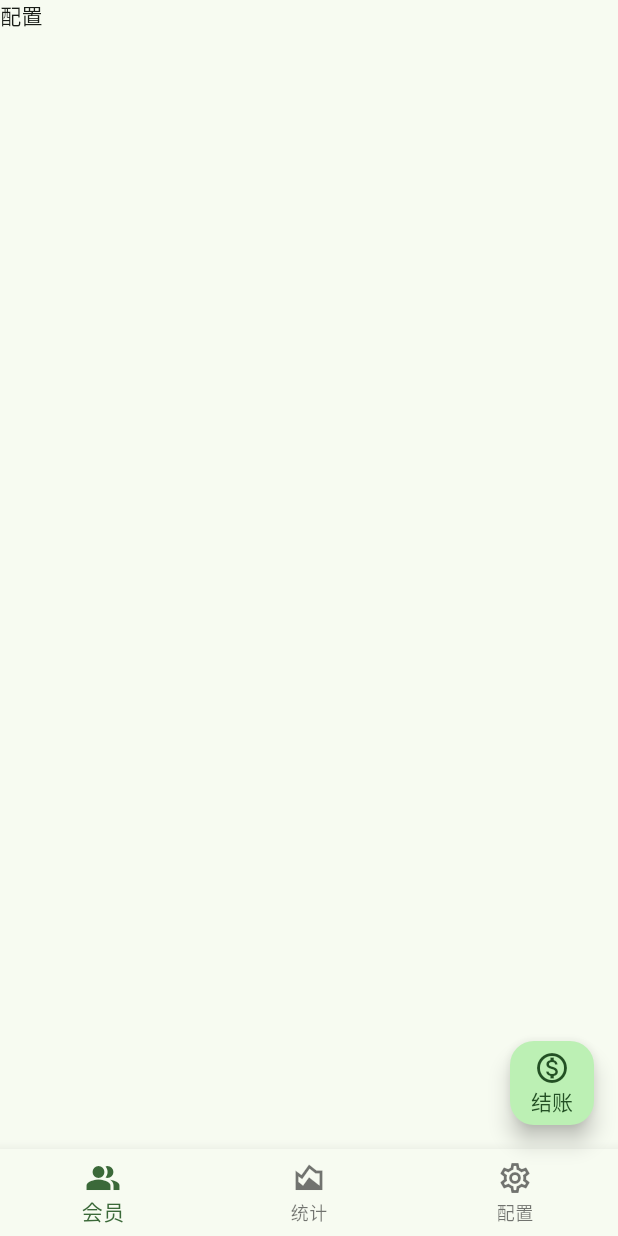
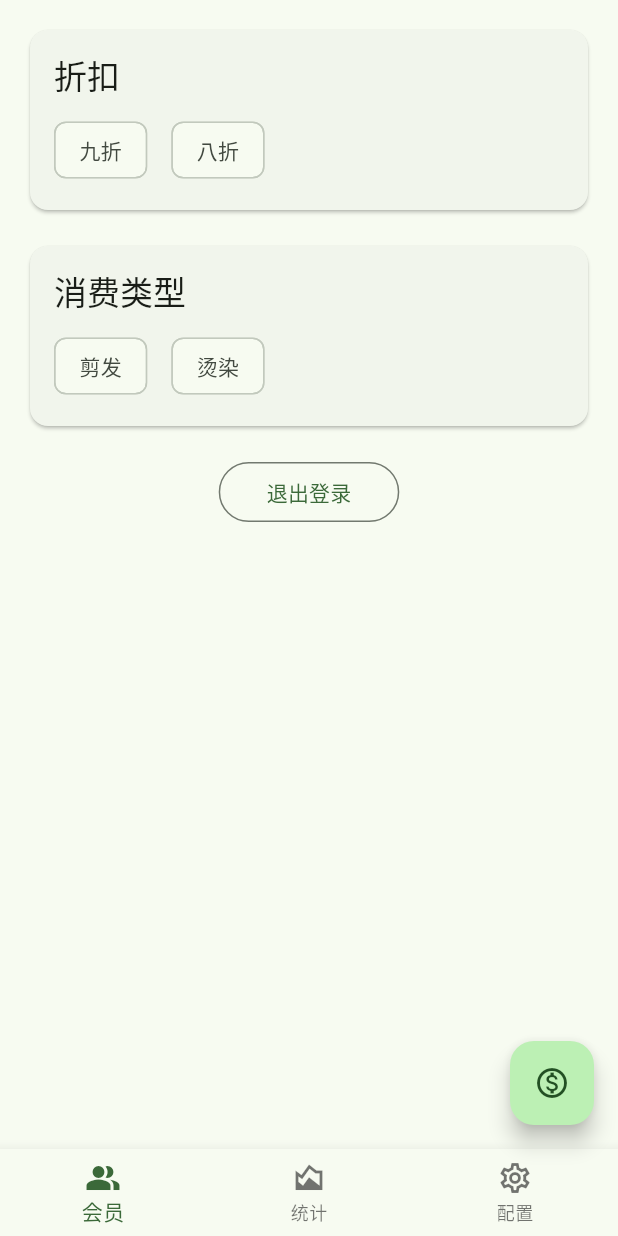
Before and after one commit to sweatfryash/member_manage_web, a Flutter app: the HomePage screen opened by its route, swiped to page 3, on a phone screen of 412 x 824 dp. Run offline on Flutter 3.47's test engine with Material 2 defaults, Android fonts, the phone set to English and light mode, and no system bars; our stand-ins replace dio, go_router, oktoast, shared_preferences; accounts and stored records are empty.

Commit message:
配置界面进行中；添加退出登录

```diff
--- a/lib/extensions/media_query_extension.dart
+++ b/lib/extensions/media_query_extension.dart
@@ -13,4 +13,6 @@ extension MediaQueryExtension on MediaQueryData {
   }
 
   bool get isCompact => windowType == WindowType.compact;
+
+  bool get isMedium => windowType == WindowType.medium;
 }
--- a/lib/pages/home/home_page.dart
+++ b/lib/pages/home/home_page.dart
@@ -1,6 +1,8 @@
 import 'package:flutter/material.dart';
+import 'package:member_manage_web/extensions/context_extension.dart';
 import 'package:member_manage_web/extensions/media_query_extension.dart';
 import 'package:member_manage_web/pages/home/navigation_icon_model.dart';
+import 'package:member_manage_web/pages/home/setting_page.dart';
 import 'package:member_manage_web/widgets/brightness_button.dart';
 
 class HomePage extends StatefulWidget {
@@ -23,28 +25,47 @@ class _HomePageState extends State<HomePage> {
     const NavigationIconModel('配置', Icons.settings_outlined, Icons.settings),
   ];
 
-  Widget navigationRail(BuildContext context) {
+  void onNavigationChanged(int index) {
+    pageController.jumpToPage(index);
+    selectedPageIndex.value = index;
+  }
+
+  Widget navigationDrawer(BuildContext context) {
     return ValueListenableBuilder(
       valueListenable: selectedPageIndex,
       builder: (context, index, _) {
         return Column(
+          crossAxisAlignment: CrossAxisAlignment.start,
           children: [
-            const SizedBox(height: 8),
+            const SizedBox(height: 16),
             Expanded(
-              child: NavigationRail(
+              child: context.mediaQuery.isMedium
+                  ? NavigationRail(
                       selectedIndex: index,
+                      onDestinationSelected: onNavigationChanged,
                       labelType: NavigationRailLabelType.all,
-                onDestinationSelected: (int index) {
-                  pageController.jumpToPage(index);
-                  selectedPageIndex.value = index;
-                },
                       destinations: navigationIcons
-                    .map((item) => NavigationRailDestination(
+                          .map(
+                            (item) => NavigationRailDestination(
                               label: Text(item.label),
-                          padding: const EdgeInsets.symmetric(horizontal: 8),
                               icon: Icon(item.icon),
                               selectedIcon: Icon(item.selectedIcon),
-                        ))
+                            ),
+                          )
+                          .toList(),
+                    )
+                  : NavigationDrawer(
+                      elevation: 0,
+                      selectedIndex: index,
+                      onDestinationSelected: onNavigationChanged,
+                      children: navigationIcons
+                          .map(
+                            (item) => NavigationDrawerDestination(
+                              label: Text(item.label),
+                              icon: Icon(item.icon),
+                              selectedIcon: Icon(item.selectedIcon),
+                            ),
+                          )
                           .toList(),
                     ),
             ),
@@ -63,18 +84,16 @@ class _HomePageState extends State<HomePage> {
         return BottomNavigationBar(
           currentIndex: index,
           type: BottomNavigationBarType.fixed,
-          selectedItemColor: Theme.of(context).primaryColor,
-          unselectedItemColor: Theme.of(context).unselectedWidgetColor,
-          onTap: (int index) {
-            pageController.jumpToPage(index);
-            selectedPageIndex.value = index;
-          },
+          selectedItemColor: context.colorScheme.primary,
+          onTap: onNavigationChanged,
           items: navigationIcons
-              .map((item) => BottomNavigationBarItem(
+              .map(
+                (item) => BottomNavigationBarItem(
                   label: item.label,
                   icon: Icon(item.icon),
                   activeIcon: Icon(item.selectedIcon),
-                  ))
+                ),
+              )
               .toList(),
         );
       },
@@ -83,32 +102,30 @@ class _HomePageState extends State<HomePage> {
 
   @override
   Widget build(BuildContext context) {
-    final isCompact = MediaQuery.of(context).isCompact;
+    final isCompact = context.mediaQuery.isCompact;
     return Scaffold(
+      backgroundColor: Theme.of(context).scaffoldBackgroundColor,
       floatingActionButton: FloatingActionButton(
         onPressed: () {},
-        child: const Column(
-          mainAxisAlignment: MainAxisAlignment.center,
-          children: [
-            Icon(Icons.monetization_on_outlined),
-            Text('结账'),
-          ],
-        ),
+        child: const Icon(Icons.monetization_on_outlined),
       ),
       bottomNavigationBar: isCompact ? bottomNavigationBar(context) : null,
       body: Flex(
         direction: isCompact ? Axis.vertical : Axis.horizontal,
         children: [
-          if (!isCompact) navigationRail(context),
+          if (!isCompact) navigationDrawer(context),
           Expanded(
+            child: Padding(
+              padding: const EdgeInsets.all(16.0),
               child: PageView(
                 controller: pageController,
                 physics: const NeverScrollableScrollPhysics(),
                 children: const <Widget>[
                   Text('会员'),
                   Text('统计'),
-                Text('配置'),
+                  SettingPage(),
                 ],
+              ),
             ),
           ),
         ],
--- /dev/null
+++ b/lib/pages/home/setting_page.dart
@@ -0,0 +1,81 @@
+import 'package:flutter/material.dart';
+import 'package:go_router/go_router.dart';
+import 'package:member_manage_web/apis/user_api.dart';
+import 'package:member_manage_web/extensions/context_extension.dart';
+import 'package:member_manage_web/utils/http_util.dart';
+
+class SettingPage extends StatelessWidget {
+  const SettingPage({super.key});
+
+  Future<void> onLogoutTap(BuildContext context) async {
+    UserAPI.logout().then(
+      (_) {
+        HttpUtil.onLogout();
+        context.replace('/login');
+      },
+    );
+  }
+
+  @override
+  Widget build(BuildContext context) {
+    return ListView(
+      children: <Widget>[
+        Card(
+          child: Padding(
+            padding: const EdgeInsets.all(16.0),
+            child: Column(
+              crossAxisAlignment: CrossAxisAlignment.start,
+              children: <Widget>[
+                Text(
+                  '折扣',
+                  style: context.textTheme.titleLarge,
+                ),
+                const SizedBox(height: 12),
+                const Wrap(
+                  spacing: 16,
+                  children: [
+                    Chip(label: Text('九折')),
+                    Chip(label: Text('八折')),
+                  ],
+                ),
+              ],
+            ),
+          ),
+        ),
+        const SizedBox(height: 16),
+        Card(
+          child: Padding(
+            padding: const EdgeInsets.all(16.0),
+            child: Column(
+              crossAxisAlignment: CrossAxisAlignment.start,
+              children: <Widget>[
+                Text(
+                  '消费类型',
+                  style: context.textTheme.titleLarge,
+                ),
+                const SizedBox(height: 12),
+                const Wrap(
+                  spacing: 16,
+                  children: [
+                    Chip(label: Text('剪发')),
+                    Chip(label: Text('烫染')),
+                  ],
+                ),
+              ],
+            ),
+          ),
+        ),
+        const SizedBox(height: 16),
+        Center(
+          child: OutlinedButton(
+            onPressed: () => onLogoutTap(context),
+            child: const Padding(
+              padding: EdgeInsets.all(8.0),
+              child: Text('退出登录'),
+            ),
+          ),
+        ),
+      ],
+    );
+  }
+}
--- a/lib/utils/http_util.dart
+++ b/lib/utils/http_util.dart
@@ -35,6 +35,11 @@ class HttpUtil {
     dio = Dio()
       ..options = baseOptions
       ..interceptors.addAll([_interceptor]);
+  }
+
+  static onLogout(){
+    token = null;
+    SPUtil.remove(_tokenKey);
   }
 
   static ResponseModel _successModel() =>
```
Also changed, not shown: lib/apis/user_api.dart (+8 -0 lines), lib/extensions/context_extension.dart (added, +11 -0 lines), lib/pages/login/login_page.dart (+33 -9 lines). Lines whose indentation alone changed are shown as unchanged.
